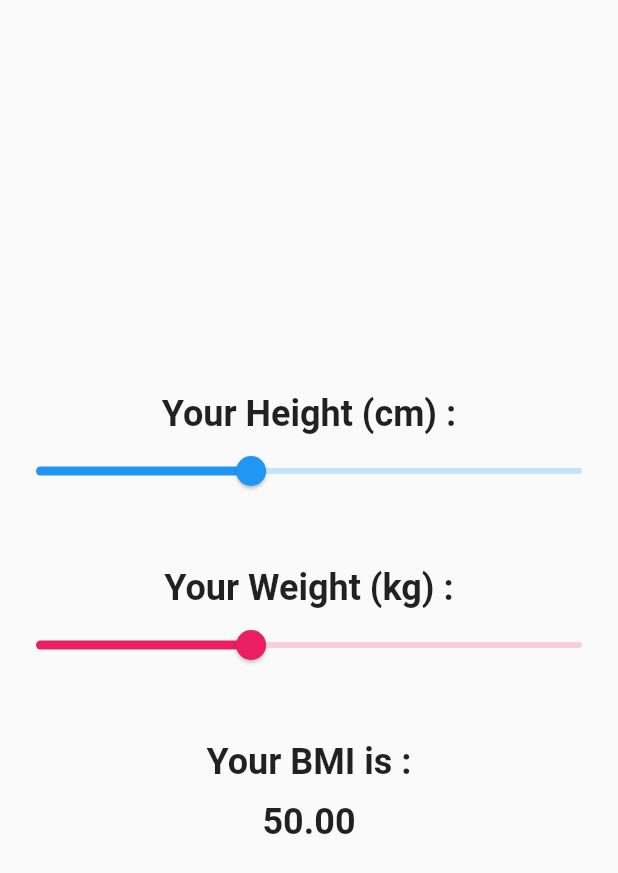
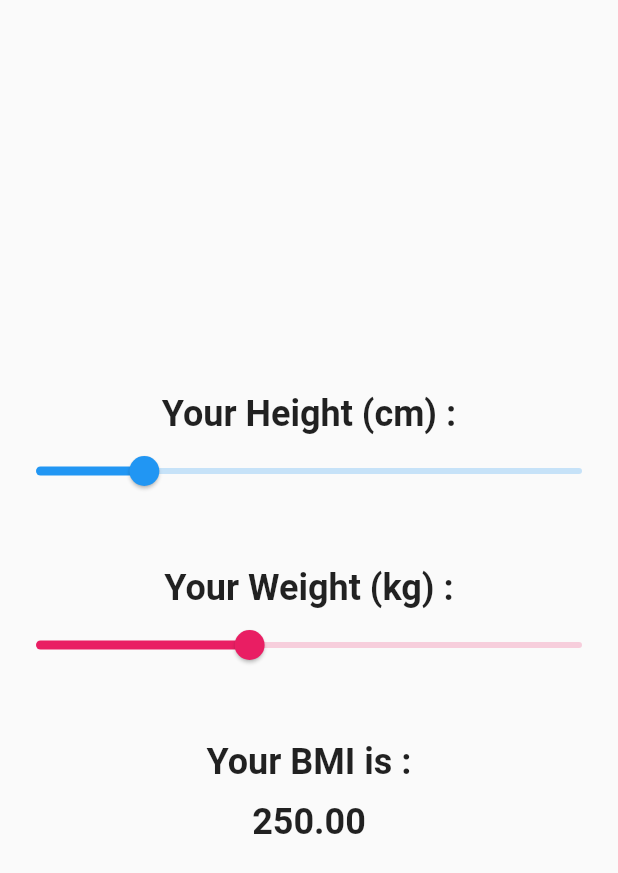
Before and after one commit to asrafilll/flutter_jobs_app, a Flutter app: the screen it shows after launch, on a phone screen of 412 x 824 dp. Shown: the top 873 px of the screen. Run offline on Flutter 3.47's test engine with Material 2 defaults, Android fonts, the phone set to English and light mode, and no system bars.

Commit message:
Basic Provider done:

```diff
--- /dev/null
+++ b/lib/bmi_apps/height_provider.dart
@@ -0,0 +1,12 @@
+import 'package:flutter/material.dart';
+
+class HeightProvider extends ChangeNotifier {
+  double _height = 40;
+
+  double get height => _height;
+
+  set height(double newHeight) {
+    _height = newHeight;
+    notifyListeners();
+  }
+}
--- a/lib/bmi_apps/main.dart
+++ b/lib/bmi_apps/main.dart
@@ -1,13 +1,19 @@
+import 'dart:math';
+
 import 'package:flutter/material.dart';
+import 'package:jobs_app/bmi_apps/height_provider.dart';
+import 'package:jobs_app/bmi_apps/weight_provider.dart';
+import 'package:provider/provider.dart';
 
 class BMIApp extends StatelessWidget {
   const BMIApp({super.key});
 
   @override
   Widget build(BuildContext context) {
+    var weightProvider = Provider.of<WeightProvider>(context);
+    var heightProvider = Provider.of<HeightProvider>(context);
     return Scaffold(
-      body: Center(
-        child: Column(
+      body: Column(
         mainAxisAlignment: MainAxisAlignment.center,
         children: [
           const Text(
@@ -19,12 +25,29 @@ class BMIApp extends StatelessWidget {
           ),
           Slider(
             min: 1,
-              max: 100,
-              value: 40,
+            max: 200,
+            divisions: 200,
+            value: heightProvider.height,
+            label: heightProvider.height.round().toString(),
             onChanged: (newValue) {
-                print('Your Weight $newValue');
+              heightProvider.height = newValue;
             },
           ),
+
+          // NOTE : MENGGUNAKAN CONSUMER WIDGET
+
+          // Consumer<HeightProvider>(
+          //   builder: (context, heightProvider, _) => Slider(
+          //     min: 1,
+          //     max: 200,
+          //     divisions: 200,
+          //     value: heightProvider.height,
+          //     label: heightProvider.height.round().toString(),
+          //     onChanged: (newValue) {
+          //       heightProvider.height = newValue;
+          //     },
+          //   ),
+          // ),
           const SizedBox(height: 40),
           const Text(
             'Your Weight (kg) :',
@@ -38,11 +61,28 @@ class BMIApp extends StatelessWidget {
             inactiveColor: Colors.pink.withOpacity(0.2),
             min: 1,
             max: 100,
-              value: 40,
+            divisions: 100,
+            value: weightProvider.weight,
+            label: weightProvider.weight.round().toString(),
             onChanged: (newValue) {
-                print('Your Height $newValue');
+              weightProvider.weight = newValue;
             },
           ),
+          // NOTE :  MENGGUNAKAN CONSUMER WIDGET
+          // Consumer<WeightProvider>(
+          //   builder: (context, weightProvider, _) => Slider(
+          //     activeColor: Colors.pink,
+          //     inactiveColor: Colors.pink.withOpacity(0.2),
+          //     min: 1,
+          //     max: 100,
+          //     divisions: 100,
+          //     value: weightProvider.weight,
+          //     label: weightProvider.weight.round().toString(),
+          //     onChanged: (newValue) {
+          //       weightProvider.weight = newValue;
+          //     },
+          //   ),
+          // ),
           const SizedBox(height: 40),
           const Text(
             'Your BMI is :',
@@ -52,15 +92,30 @@ class BMIApp extends StatelessWidget {
             ),
           ),
           const SizedBox(height: 12),
-            const Text(
-              '50.00',
-              style: TextStyle(
+          Text(
+            (weightProvider.weight / pow(heightProvider.height / 100, 2))
+                .toStringAsFixed(2),
+            style: const TextStyle(
               fontSize: 24,
               fontWeight: FontWeight.w600,
             ),
           ),
+
+          // NOTE : MENGGUNAKAN CONSUMER WIDGET
+
+          // Consumer<WeightProvider>(
+          //   builder: (context, weightProvider, child) =>
+          //       Consumer<HeightProvider>(
+          //     builder: (context, heightProvider, child) => Text(
+          //       (weightProvider.weight / pow(heightProvider.height / 100, 2))
+          //           .toStringAsFixed(2),
+          //       style: const TextStyle(
+          //         fontSize: 24,
+          //         fontWeight: FontWeight.w600,
+          //       ),
+          //     ),
+          //   ),
         ],
-        ),
       ),
     );
   }
--- /dev/null
+++ b/lib/bmi_apps/weight_provider.dart
@@ -0,0 +1,12 @@
+import 'package:flutter/material.dart';
+
+class WeightProvider extends ChangeNotifier {
+  double _weight = 40;
+
+  double get weight => _weight;
+
+  set weight(double newWeight) {
+    _weight = newWeight;
+    notifyListeners();
+  }
+}
--- a/lib/main.dart
+++ b/lib/main.dart
@@ -1,6 +1,8 @@
 import 'package:flutter/material.dart';
+import 'package:jobs_app/bmi_apps/height_provider.dart';
 import 'package:jobs_app/bmi_apps/main.dart';
-import 'package:jobs_app/gender_apps/gender_provider.dart';
+import 'package:jobs_app/bmi_apps/weight_provider.dart';
+// import 'package:jobs_app/gender_apps/gender_provider.dart';
 import 'package:provider/provider.dart';
 
 void main() {
@@ -12,8 +14,15 @@ class MyApp extends StatelessWidget {
 
   @override
   Widget build(BuildContext context) {
-    return ChangeNotifierProvider<GenderProvider>(
-      create: (context) => GenderProvider(),
+    return MultiProvider(
+      providers: [
+        ChangeNotifierProvider<WeightProvider>(
+          create: (context) => WeightProvider(),
+        ),
+        ChangeNotifierProvider<HeightProvider>(
+          create: (context) => HeightProvider(),
+        ),
+      ],
       child: MaterialApp(
         debugShowCheckedModeBanner: false,
         title: 'Flutter Demo',
```
Lines whose indentation alone changed are shown as unchanged.
